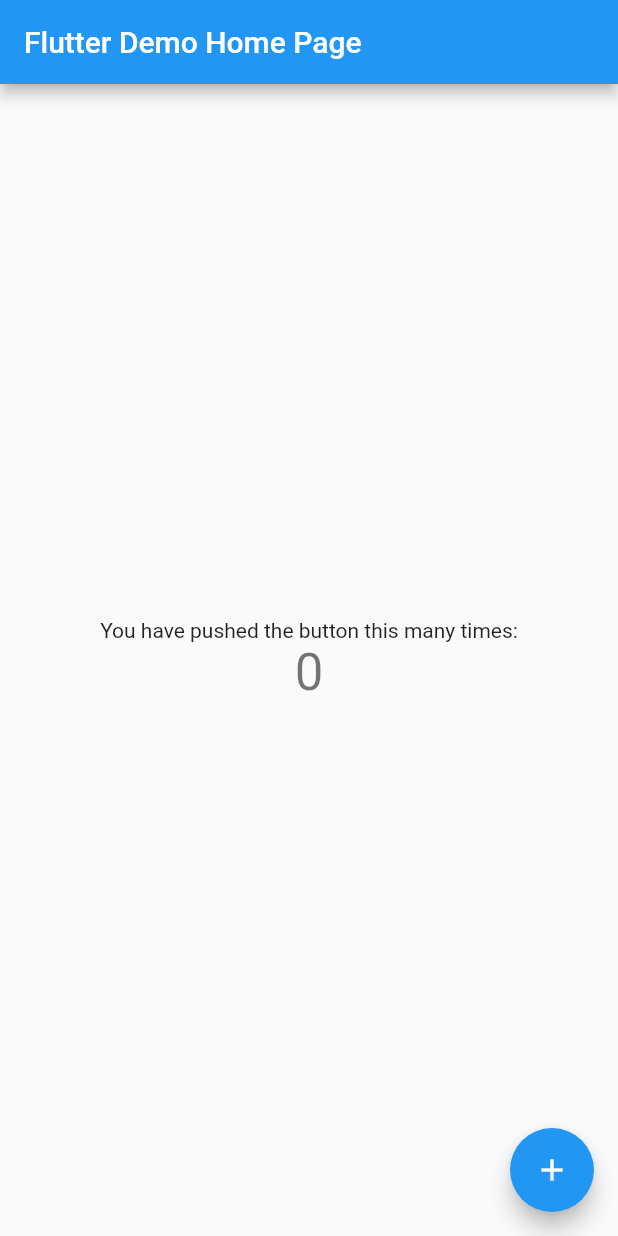
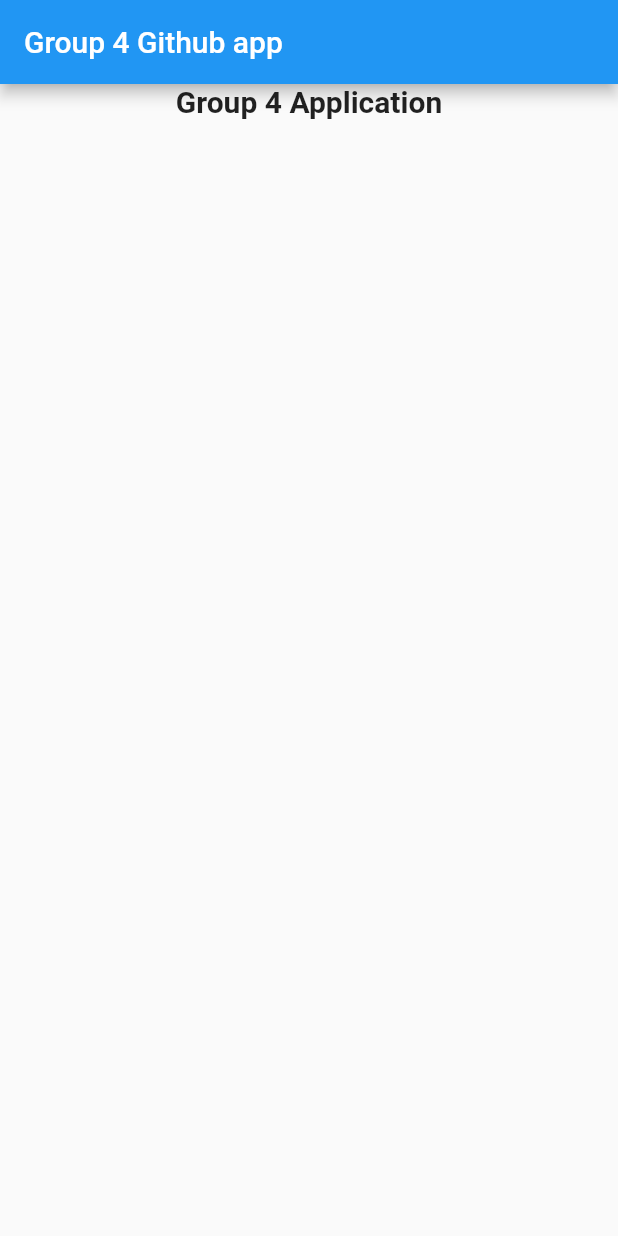
Before and after one commit to Terribly-Shady-Guy/Group4_A3, a Flutter app: the screen it shows after launch, on a phone screen of 412 x 824 dp. Run offline on Flutter 3.47's test engine with Material 2 defaults, Android fonts, the phone set to English and light mode, and no system bars.

Commit message:
Created base structure for home page

```diff
--- a/lib/main.dart
+++ b/lib/main.dart
@@ -7,39 +7,20 @@
 class MyApp extends StatelessWidget {
   const MyApp({super.key});
 
-  // This widget is the root of your application.
   @override
   Widget build(BuildContext context) {
     return MaterialApp(
       title: 'Flutter Demo',
       theme: ThemeData(
-        // This is the theme of your application.
-        //
-        // Try running your application with "flutter run". You'll see the
-        // application has a blue toolbar. Then, without quitting the app, try
-        // changing the primarySwatch below to Colors.green and then invoke
-        // "hot reload" (press "r" in the console where you ran "flutter run",
-        // or simply save your changes to "hot reload" in a Flutter IDE).
-        // Notice that the counter didn't reset back to zero; the application
-        // is not restarted.
         primarySwatch: Colors.blue,
       ),
-      home: const MyHomePage(title: 'Flutter Demo Home Page'),
+      home: const MyHomePage(title: 'Group 4 Github app'),
     );
   }
 }
 
 class MyHomePage extends StatefulWidget {
   const MyHomePage({super.key, required this.title});
-
-  // This widget is the home page of your application. It is stateful, meaning
-  // that it has a State object (defined below) that contains fields that affect
-  // how it looks.
-
-  // This class is the configuration for the state. It holds the values (in this
-  // case the title) provided by the parent (in this case the App widget) and
-  // used by the build method of the State. Fields in a Widget subclass are
-  // always marked "final".
 
   final String title;
 
@@ -48,68 +29,23 @@
 }
 
 class _MyHomePageState extends State<MyHomePage> {
-  int _counter = 0;
-
-  void _incrementCounter() {
-    setState(() {
-      // This call to setState tells the Flutter framework that something has
-      // changed in this State, which causes it to rerun the build method below
-      // so that the display can reflect the updated values. If we changed
-      // _counter without calling setState(), then the build method would not be
-      // called again, and so nothing would appear to happen.
-      _counter++;
-    });
-  }
-
   @override
   Widget build(BuildContext context) {
-    // This method is rerun every time setState is called, for instance as done
-    // by the _incrementCounter method above.
-    //
-    // The Flutter framework has been optimized to make rerunning build methods
-    // fast, so that you can just rebuild anything that needs updating rather
-    // than having to individually change instances of widgets.
     return Scaffold(
       appBar: AppBar(
-        // Here we take the value from the MyHomePage object that was created by
-        // the App.build method, and use it to set our appbar title.
         title: Text(widget.title),
       ),
       body: Center(
-        // Center is a layout widget. It takes a single child and positions it
-        // in the middle of the parent.
         child: Column(
-          // Column is also a layout widget. It takes a list of children and
-          // arranges them vertically. By default, it sizes itself to fit its
-          // children horizontally, and tries to be as tall as its parent.
-          //
-          // Invoke "debug painting" (press "p" in the console, choose the
-          // "Toggle Debug Paint" action from the Flutter Inspector in Android
-          // Studio, or the "Toggle Debug Paint" command in Visual Studio Code)
-          // to see the wireframe for each widget.
-          //
-          // Column has various properties to control how it sizes itself and
-          // how it positions its children. Here we use mainAxisAlignment to
-          // center the children vertically; the main axis here is the vertical
-          // axis because Columns are vertical (the cross axis would be
-          // horizontal).
-          mainAxisAlignment: MainAxisAlignment.center,
+          mainAxisAlignment: MainAxisAlignment.start,
           children: <Widget>[
             const Text(
-              'You have pushed the button this many times:',
-            ),
-            Text(
-              '$_counter',
-              style: Theme.of(context).textTheme.headline4,
+              'Group 4 Application',
+              style: TextStyle(fontSize: 20, fontWeight: FontWeight.bold),
             ),
           ],
         ),
       ),
-      floatingActionButton: FloatingActionButton(
-        onPressed: _incrementCounter,
-        tooltip: 'Increment',
-        child: const Icon(Icons.add),
-      ), // This trailing comma makes auto-formatting nicer for build methods.
     );
   }
 }
```
